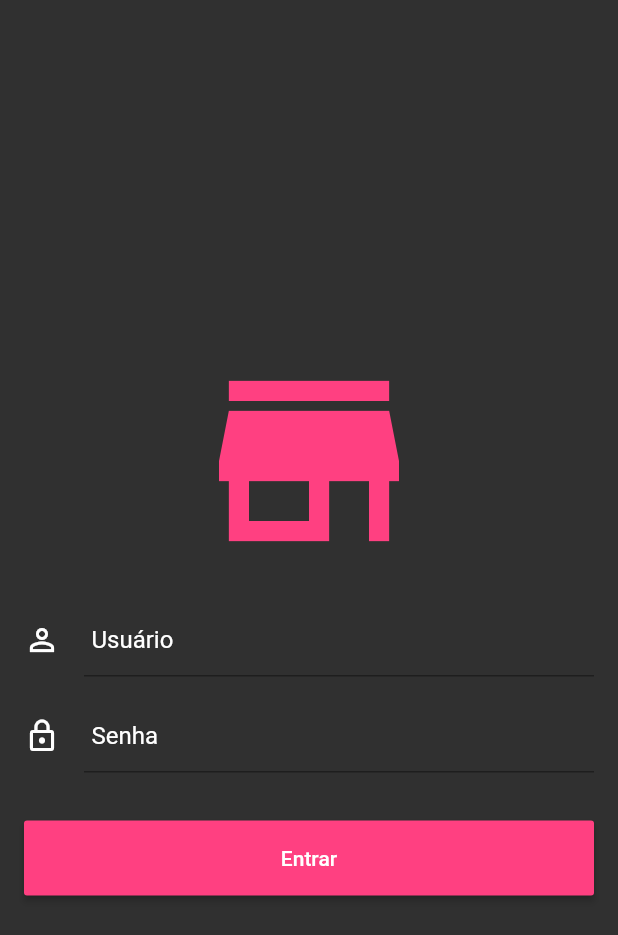
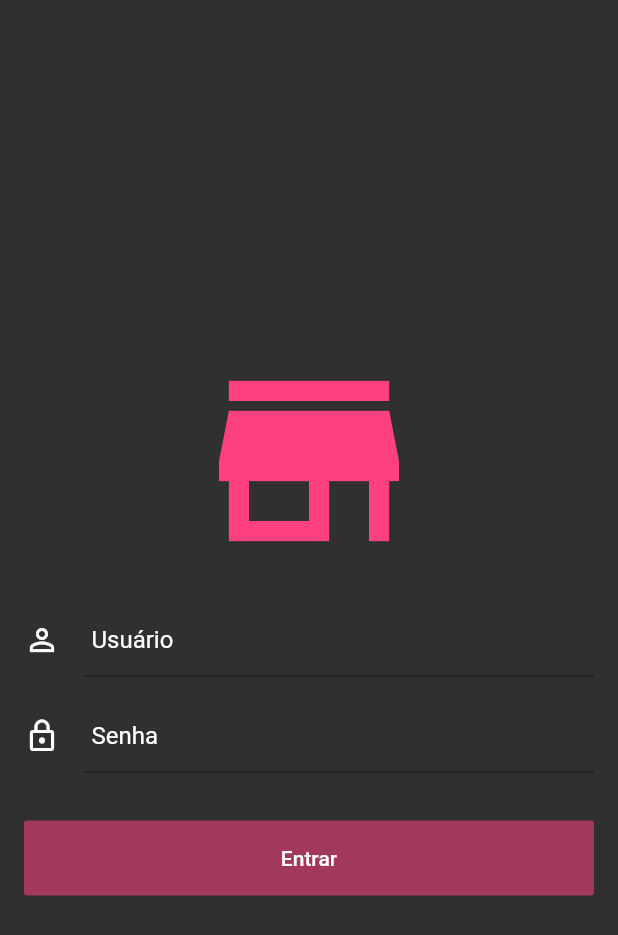
Before and after one commit to herickport/gerente_loja, a Flutter app: the screen it shows after launch, on a phone screen of 412 x 824 dp. Shown: the top 935 px of the screen. Run offline on Flutter 3.47's test engine with Material 2 defaults, Android fonts, the phone set to English and light mode, and no system bars; our stand-ins replace rxdart; missing offline and left inert: bloc_pattern.

```diff
--- a/lib/blocs/login_bloc.dart
+++ b/lib/blocs/login_bloc.dart
@@ -9,6 +9,13 @@ class LoginBloc extends BlocBase with LoginValidators {
   Stream<String> get outEmail => _emailController.stream.transform(validateEmail);
   Stream<String> get outPassword => _passwordController.stream.transform(validatePassword);
 
+  Stream<bool> get outSubmitValid => Observable.combineLatest2(
+    outEmail, outPassword, (a, b) => true
+  );
+
+  Function(String) get changeEmail => _emailController.sink.add;
+  Function(String) get changePassword => _passwordController.sink.add;
+
   @override
   void dispose() {
     _emailController.close();
--- a/lib/screens/login/login_screen.dart
+++ b/lib/screens/login/login_screen.dart
@@ -1,4 +1,5 @@
 import 'package:flutter/material.dart';
+import 'package:gerente_loja/blocs/login_bloc.dart';
 import 'package:gerente_loja/screens/login/widgets/input_field.dart';
 
 class LoginScreen extends StatefulWidget {
@@ -7,6 +8,8 @@ class LoginScreen extends StatefulWidget {
 }
 
 class _LoginScreenState extends State<LoginScreen> {
+  final _loginBloc = LoginBloc();
+
   @override
   Widget build(BuildContext context) {
     return Scaffold(
@@ -29,22 +32,32 @@ class _LoginScreenState extends State<LoginScreen> {
                   InputField(
                     icon: Icons.person_outline,
                     hint: "Usuário",
-                    obscure: false
+                    obscure: false,
+                    stream: _loginBloc.outEmail,
+                    onChanged: _loginBloc.changeEmail,
                   ),
                   InputField(
                     icon: Icons.lock_outline,
                     hint: "Senha",
                     obscure: true,
+                    stream: _loginBloc.outPassword,
+                    onChanged: _loginBloc.changePassword,
                   ),
                   SizedBox(height: 32),
-                  SizedBox(
+                  StreamBuilder<bool>(
+                    stream: _loginBloc.outSubmitValid,
+                    builder: (context, snapshot) {
+                      return SizedBox(
                         height: 50,
                         child: RaisedButton(
                           child: Text("Entrar"),
                           color: Colors.pinkAccent,
                           textColor: Colors.white,
-                      onPressed: () {},
+                          onPressed: snapshot.hasData ? () {} : null,
+                          disabledColor: Colors.pinkAccent.withAlpha(140),
                         ),
+                      );
+                    }
                   )
                 ],
               ),
--- a/lib/screens/login/widgets/input_field.dart
+++ b/lib/screens/login/widgets/input_field.dart
@@ -5,14 +5,21 @@ class InputField extends StatelessWidget {
   final IconData icon;
   final String hint;
   final bool obscure;
+  final Stream<String> stream;
+  final Function(String) onChanged;
 
-  InputField({@required this.icon, @required this.hint, @required this.obscure});
+  InputField({@required this.icon, @required this.hint,
+    @required this.obscure, @required this.stream, @required this.onChanged});
 
   @override
   Widget build(BuildContext context) {
     return Container(
       margin: EdgeInsets.only(top: 15),
-      child: TextFormField(
+      child: StreamBuilder<String>(
+        stream: stream,
+        builder: (context, snapshot) {
+          return TextFormField(
+            onChanged: onChanged,
             decoration: InputDecoration(
               icon: Icon(icon, color: Colors.white),
               hintText: hint,
@@ -25,10 +32,13 @@ class InputField extends StatelessWidget {
                 right: 15,
                 bottom: 15,
                 top: 15
-          )
+              ),
+              errorText: snapshot.hasError ? snapshot.error : null
             ),
             style: TextStyle(color: Colors.white),
             obscureText: obscure,
+          );
+        }
       ),
     );
   }
```
Lines whose indentation alone changed are shown as unchanged.
